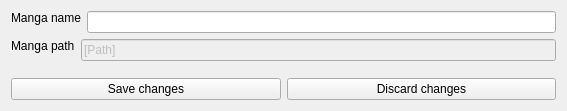
The window that app/gui/tabs/generated/unitDetailsWidget.ui (Maksim23123/manga-translator) describes before a commit, drawn with Qt 5.
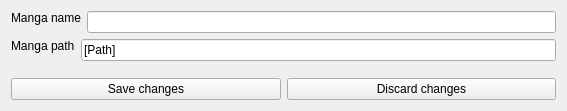
The same window after the commit.

Diff of the .ui file:
```diff
--- a/app/gui/tabs/generated/unitDetailsWidget.ui
+++ b/app/gui/tabs/generated/unitDetailsWidget.ui
@@ -42,11 +42,14 @@
        <item alignment="Qt::AlignmentFlag::AlignTop">
         <widget class="QLineEdit" name="unit_path_lineEdit">
          <property name="enabled">
-          <bool>false</bool>
+          <bool>true</bool>
          </property>
          <property name="text">
           <string>[Path]</string>
          </property>
+         <property name="readOnly">
+          <bool>true</bool>
+         </property>
         </widget>
        </item>
       </layout>
```
